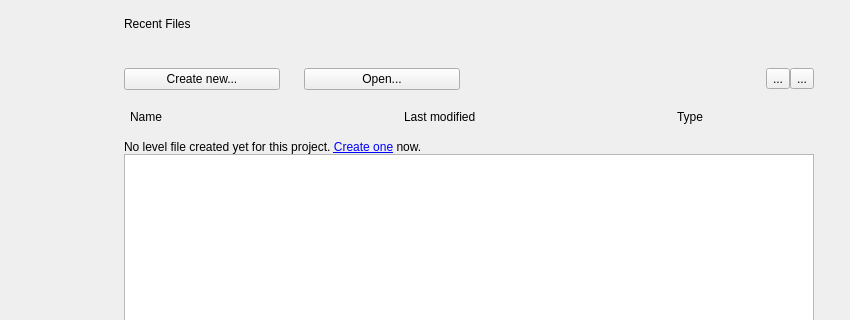
Before: the Qt Designer form Code/Editor/WelcomeScreen/WelcomeScreenDialog.ui in o3de/o3de, drawn with Qt 5; both pictures show x 95 to 945 and y 0 to 320 of the 945 by 639 pixel window.
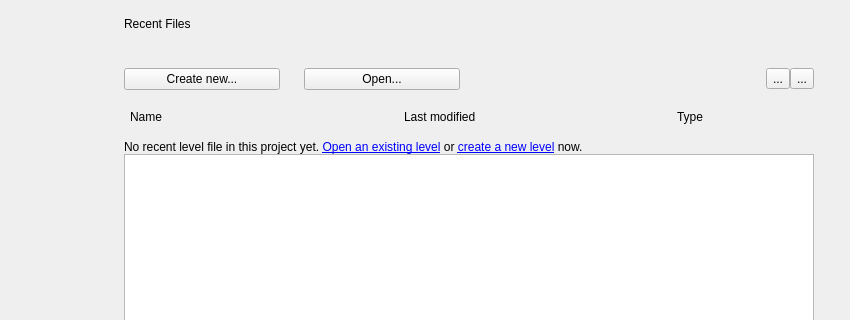
After: the same form once the commit is applied. Icons and pictures are not drawn.

Commit message: bugfix When opening an existing project, the prompt information in the level selection dialog box is misleading.

Patch:
```diff
--- a/Code/Editor/WelcomeScreen/WelcomeScreenDialog.ui
+++ b/Code/Editor/WelcomeScreen/WelcomeScreenDialog.ui
@@ -527,7 +527,7 @@
              </sizepolicy>
             </property>
             <property name="text">
-             <string>No level file created yet for this project. &lt;a href=&quot;#&quot;&gt;Create one&lt;/a&gt; now.</string>
+             <string>No recent level file in this project yet. &lt;a href=&quot;Open&quot;&gt;Open an existing level&lt;/a&gt; or &lt;a href=&quot;Create&quot;&gt;create a new level&lt;/a&gt; now.</string>
             </property>
             <property name="textFormat">
              <enum>Qt::RichText</enum>
```
The commit also changes 1 other file.
